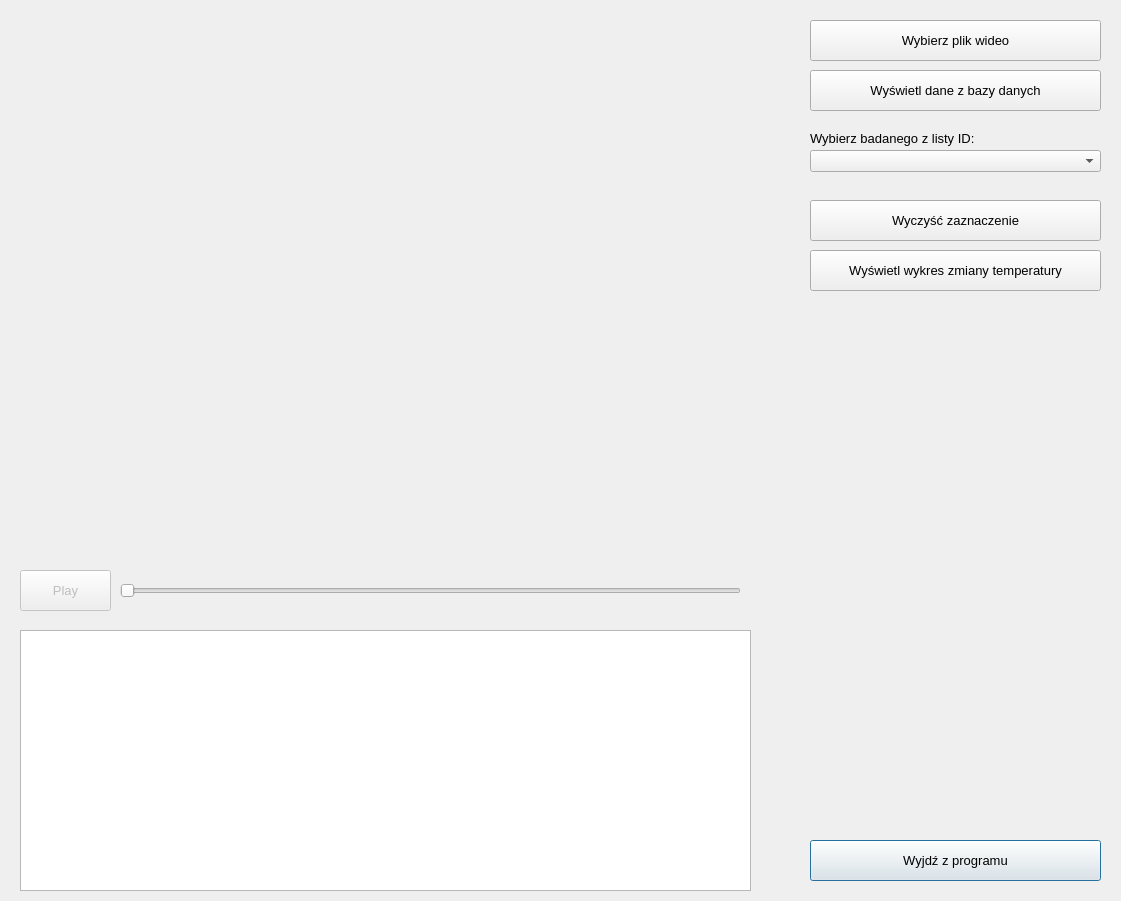
Qt form interface.ui (Landerer/Program-wspomagajacy-analize-nagran-termograficznych) before a commit.
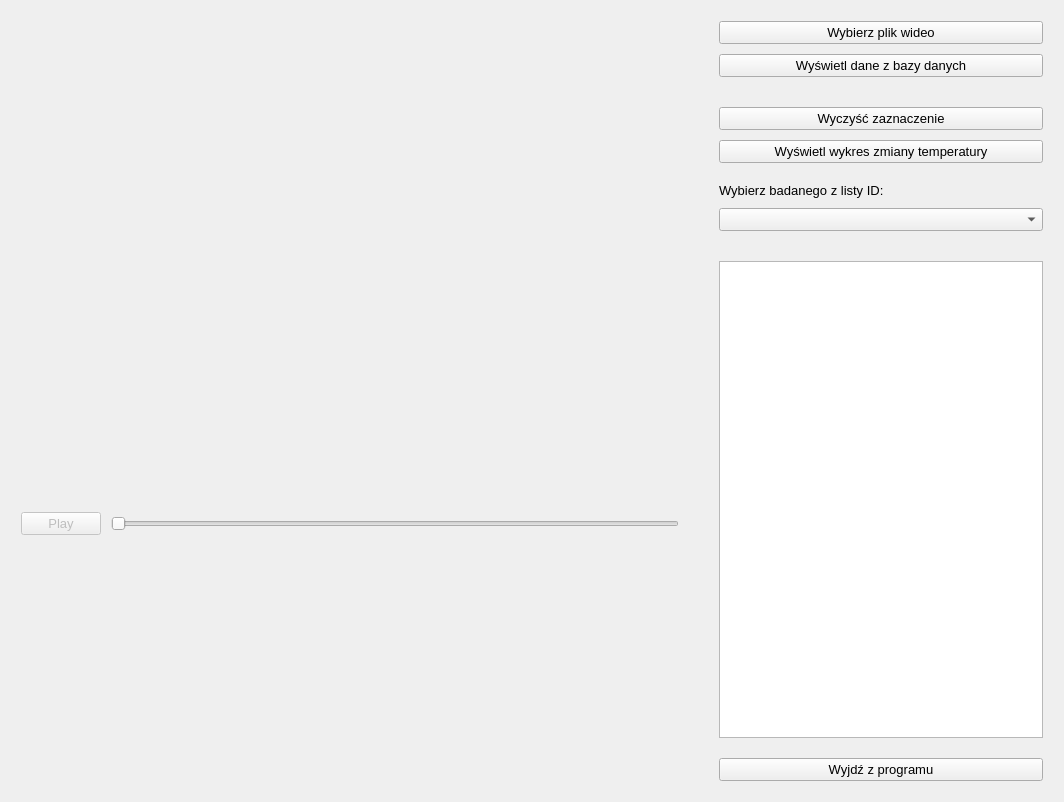
The same form after that commit.

Commit message: Dodanie layoutów

```diff
--- a/interface.ui
+++ b/interface.ui
@@ -9,8 +9,8 @@
    <rect>
     <x>0</x>
     <y>0</y>
-    <width>1121</width>
-    <height>901</height>
+    <width>1064</width>
+    <height>802</height>
    </rect>
   </property>
   <property name="font">
@@ -21,14 +21,36 @@
   <property name="windowTitle">
    <string>Oprogramowanie wspomagające diagnozę objawu Raynauda</string>
   </property>
-  <widget class="QPushButton" name="exitApplication">
-   <property name="geometry">
-    <rect>
-     <x>810</x>
-     <y>840</y>
-     <width>291</width>
-     <height>41</height>
-    </rect>
+  <layout class="QHBoxLayout" name="mainLayout" stretch="2,1">
+   <property name="spacing">
+    <number>10</number>
+   </property>
+   <item>
+    <layout class="QVBoxLayout" name="leftVertLayout" stretch="2,0,1">
+     <property name="spacing">
+      <number>10</number>
+     </property>
+     <property name="leftMargin">
+      <number>10</number>
+     </property>
+     <property name="topMargin">
+      <number>10</number>
+     </property>
+     <property name="rightMargin">
+      <number>20</number>
+     </property>
+     <property name="bottomMargin">
+      <number>10</number>
+     </property>
+     <item>
+      <layout class="QHBoxLayout" name="videoLayout"/>
+     </item>
+     <item>
+      <layout class="QHBoxLayout" name="videoControlsLayout">
+       <item>
+        <widget class="QPushButton" name="playButton">
+         <property name="enabled">
+          <bool>false</bool>
    </property>
    <property name="font">
     <font>
@@ -36,21 +58,46 @@
     </font>
    </property>
    <property name="text">
-    <string>Wyjdź z programu</string>
-   </property>
-   <property name="shortcut">
-    <string>Esc</string>
-   </property>
-  </widget>
+          <string>Play</string>
+         </property>
+        </widget>
+       </item>
+       <item>
+        <widget class="QSlider" name="mediaDurationSlider">
+         <property name="orientation">
+          <enum>Qt::Horizontal</enum>
+         </property>
+        </widget>
+       </item>
+      </layout>
+     </item>
+     <item>
+      <layout class="QHBoxLayout" name="graphLayout"/>
+     </item>
+    </layout>
+   </item>
+   <item>
+    <layout class="QVBoxLayout" name="rightVertLayout">
+     <property name="spacing">
+      <number>10</number>
+     </property>
+     <property name="sizeConstraint">
+      <enum>QLayout::SetMinAndMaxSize</enum>
+     </property>
+     <property name="leftMargin">
+      <number>10</number>
+     </property>
+     <property name="topMargin">
+      <number>10</number>
+     </property>
+     <property name="rightMargin">
+      <number>10</number>
+     </property>
+     <property name="bottomMargin">
+      <number>10</number>
+     </property>
+     <item>
   <widget class="QPushButton" name="pickDirectory">
-   <property name="geometry">
-    <rect>
-     <x>810</x>
-     <y>20</y>
-     <width>291</width>
-     <height>41</height>
-    </rect>
-   </property>
    <property name="sizePolicy">
     <sizepolicy hsizetype="Minimum" vsizetype="Fixed">
      <horstretch>0</horstretch>
@@ -72,63 +119,9 @@
     <string>Wybierz plik wideo</string>
    </property>
   </widget>
-  <widget class="QPushButton" name="showTemperatureDiagram">
-   <property name="geometry">
-    <rect>
-     <x>810</x>
-     <y>250</y>
-     <width>291</width>
-     <height>41</height>
-    </rect>
-   </property>
-   <property name="font">
-    <font>
-     <pointsize>10</pointsize>
-    </font>
-   </property>
-   <property name="text">
-    <string>Wyświetl wykres zmiany temperatury</string>
-   </property>
-   <property name="checkable">
-    <bool>false</bool>
-   </property>
-   <property name="checked">
-    <bool>false</bool>
-   </property>
-  </widget>
-  <widget class="QPushButton" name="clearScene">
-   <property name="geometry">
-    <rect>
-     <x>810</x>
-     <y>200</y>
-     <width>291</width>
-     <height>41</height>
-    </rect>
-   </property>
-   <property name="font">
-    <font>
-     <pointsize>10</pointsize>
-    </font>
-   </property>
-   <property name="text">
-    <string>Wyczyść zaznaczenie</string>
-   </property>
-   <property name="checkable">
-    <bool>false</bool>
-   </property>
-   <property name="checked">
-    <bool>false</bool>
-   </property>
-  </widget>
+     </item>
+     <item>
   <widget class="QPushButton" name="showDataBase">
-   <property name="geometry">
-    <rect>
-     <x>810</x>
-     <y>70</y>
-     <width>291</width>
-     <height>41</height>
-    </rect>
-   </property>
    <property name="font">
     <font>
      <pointsize>10</pointsize>
@@ -144,76 +137,145 @@
     <bool>false</bool>
    </property>
   </widget>
-  <widget class="QComboBox" name="chooseUser">
-   <property name="geometry">
-    <rect>
-     <x>810</x>
-     <y>150</y>
-     <width>291</width>
-     <height>22</height>
-    </rect>
-   </property>
-  </widget>
+     </item>
+     <item>
+      <spacer name="verticalSpacer_3">
+       <property name="orientation">
+        <enum>Qt::Vertical</enum>
+       </property>
+       <property name="sizeType">
+        <enum>QSizePolicy::Preferred</enum>
+       </property>
+       <property name="sizeHint" stdset="0">
+        <size>
+         <width>20</width>
+         <height>20</height>
+        </size>
+       </property>
+      </spacer>
+     </item>
+     <item>
+      <widget class="QPushButton" name="clearScene">
+       <property name="font">
+        <font>
+         <pointsize>10</pointsize>
+        </font>
+       </property>
+       <property name="text">
+        <string>Wyczyść zaznaczenie</string>
+       </property>
+       <property name="checkable">
+        <bool>false</bool>
+       </property>
+       <property name="checked">
+        <bool>false</bool>
+       </property>
+      </widget>
+     </item>
+     <item>
+      <widget class="QPushButton" name="showTemperatureDiagram">
+       <property name="font">
+        <font>
+         <pointsize>10</pointsize>
+        </font>
+       </property>
+       <property name="text">
+        <string>Wyświetl wykres zmiany temperatury</string>
+       </property>
+       <property name="checkable">
+        <bool>false</bool>
+       </property>
+       <property name="checked">
+        <bool>false</bool>
+       </property>
+      </widget>
+     </item>
+     <item>
+      <spacer name="verticalSpacer_2">
+       <property name="orientation">
+        <enum>Qt::Vertical</enum>
+       </property>
+       <property name="sizeType">
+        <enum>QSizePolicy::Maximum</enum>
+       </property>
+       <property name="sizeHint" stdset="0">
+        <size>
+         <width>20</width>
+         <height>10</height>
+        </size>
+       </property>
+      </spacer>
+     </item>
+     <item>
   <widget class="QLabel" name="chooseUserLabel">
-   <property name="geometry">
-    <rect>
-     <x>810</x>
-     <y>130</y>
-     <width>191</width>
-     <height>16</height>
-    </rect>
-   </property>
    <property name="text">
     <string>Wybierz badanego z listy ID:</string>
    </property>
   </widget>
-  <widget class="QPushButton" name="playButton">
+     </item>
+     <item>
+      <widget class="QComboBox" name="chooseUser"/>
+     </item>
+     <item>
+      <spacer name="verticalSpacer_1">
+       <property name="orientation">
+        <enum>Qt::Vertical</enum>
+       </property>
+       <property name="sizeType">
+        <enum>QSizePolicy::Preferred</enum>
+       </property>
+       <property name="sizeHint" stdset="0">
+        <size>
+         <width>20</width>
+         <height>20</height>
+        </size>
+       </property>
+      </spacer>
+     </item>
+     <item>
+      <widget class="QTextEdit" name="userData">
    <property name="enabled">
-    <bool>false</bool>
-   </property>
-   <property name="geometry">
-    <rect>
-     <x>20</x>
-     <y>570</y>
-     <width>91</width>
-     <height>41</height>
-    </rect>
-   </property>
+        <bool>true</bool>
+       </property>
+       <property name="lineWrapMode">
+        <enum>QTextEdit::NoWrap</enum>
+       </property>
+      </widget>
+     </item>
+     <item>
+      <spacer name="verticalSpacer_4">
+       <property name="orientation">
+        <enum>Qt::Vertical</enum>
+       </property>
+       <property name="sizeType">
+        <enum>QSizePolicy::Preferred</enum>
+       </property>
+       <property name="sizeHint" stdset="0">
+        <size>
+         <width>20</width>
+         <height>10</height>
+        </size>
+       </property>
+      </spacer>
+     </item>
+     <item>
+      <widget class="QPushButton" name="exitApplication">
    <property name="font">
     <font>
      <pointsize>10</pointsize>
     </font>
    </property>
    <property name="text">
-    <string>Play</string>
-   </property>
-  </widget>
-  <widget class="QSlider" name="mediaDurationSlider">
-   <property name="geometry">
-    <rect>
-     <x>120</x>
-     <y>580</y>
-     <width>621</width>
-     <height>22</height>
-    </rect>
-   </property>
-   <property name="orientation">
-    <enum>Qt::Horizontal</enum>
-   </property>
-  </widget>
-  <widget class="QTextEdit" name="uderData">
-   <property name="enabled">
-    <bool>true</bool>
-   </property>
-   <property name="geometry">
-    <rect>
-     <x>20</x>
-     <y>630</y>
-     <width>731</width>
-     <height>261</height>
-    </rect>
-   </property>
-  </widget>
+        <string>Wyjdź z programu</string>
+       </property>
+       <property name="shortcut">
+        <string>Esc</string>
+       </property>
+      </widget>
+     </item>
+    </layout>
+   </item>
+  </layout>
  </widget>
  <resources/>
  <connections/>
```
Left out of the diff: 2 changed lines with no effect on the pictures. Lines whose indentation alone changed are shown as unchanged. The commit also changes 2 other files.
